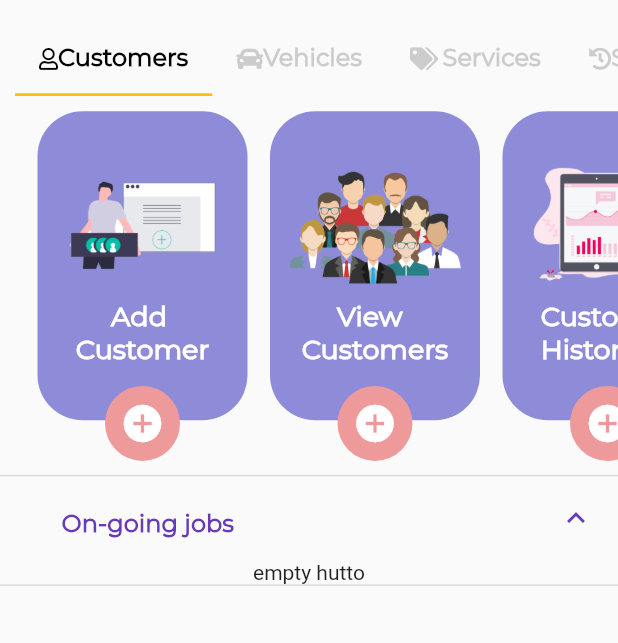
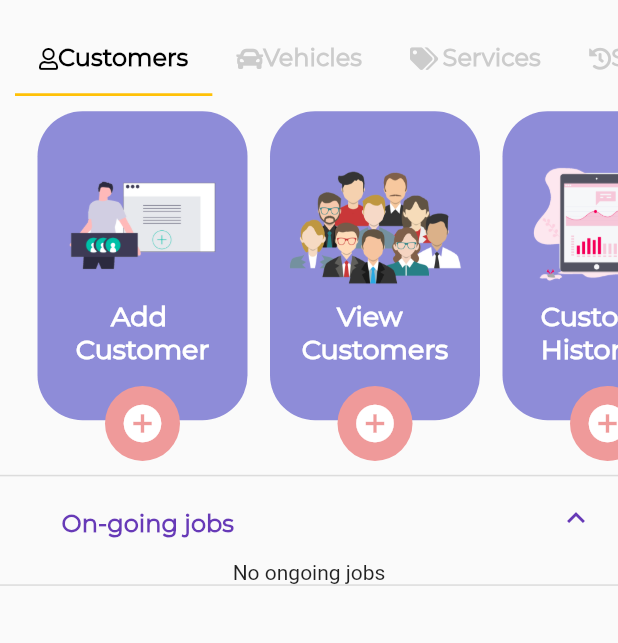
Before and after one commit to ecode-ethiopia/autoassit, a Flutter app: the HomePage screen opened by its route, on a phone screen of 412 x 824 dp, the part 250-893 px from its top. Run offline on Flutter 3.47's test engine with Material 2 defaults, Android fonts, the phone set to English and light mode, and no system bars; drawn by our look-alikes of overlay_support; our stand-ins replace awesome_dialog, connectivity, firebase_auth, font_awesome_flutter, google_fonts, progress_dialog and 2 more; missing offline and left inert: connection_status_bar, flutter_alert, flutter_skeleton, folding_cell; accounts and stored records are empty; network calls fail.

Commit message:
little change

```diff
--- a/lib/Screens/HomePage/homeWidgets/project_card_tile.dart
+++ b/lib/Screens/HomePage/homeWidgets/project_card_tile.dart
@@ -93,7 +93,7 @@ class _ProjectCardTileState extends State<ProjectCardTile> {
                   ),
                 ),
             )
-            : isEmpty ? Text("empty hutto"): Column(
+            : isEmpty ? Text("No ongoing jobs"): Column(
               mainAxisSize: MainAxisSize.min,
               children: [
                 ListView.builder(
```
